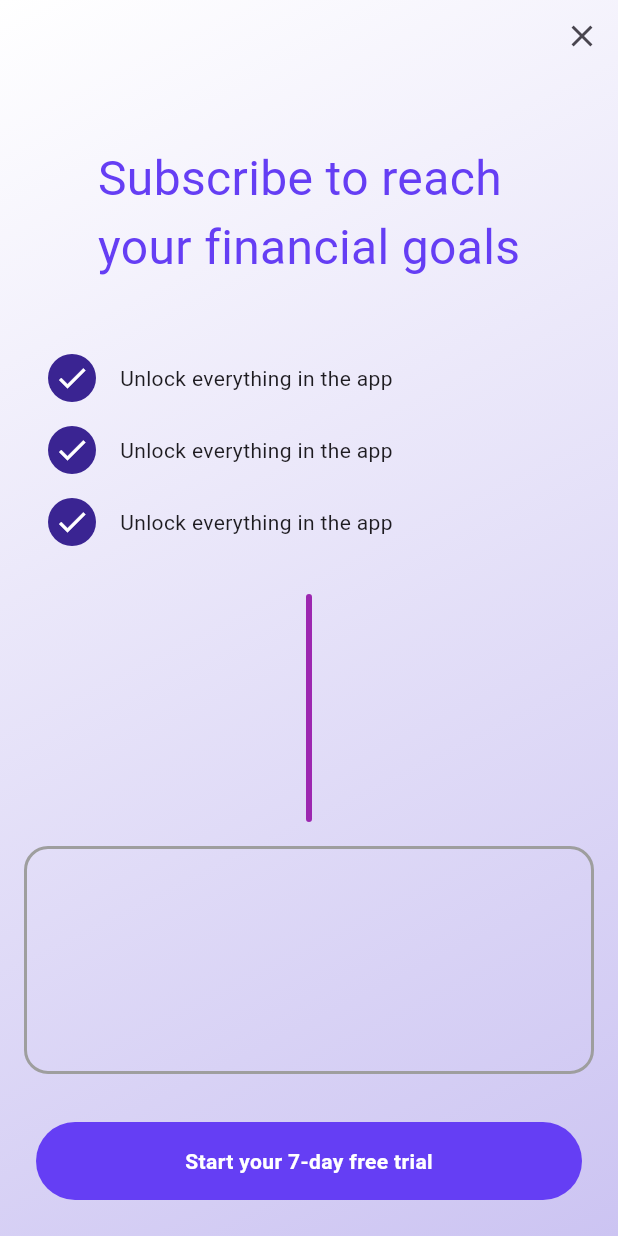
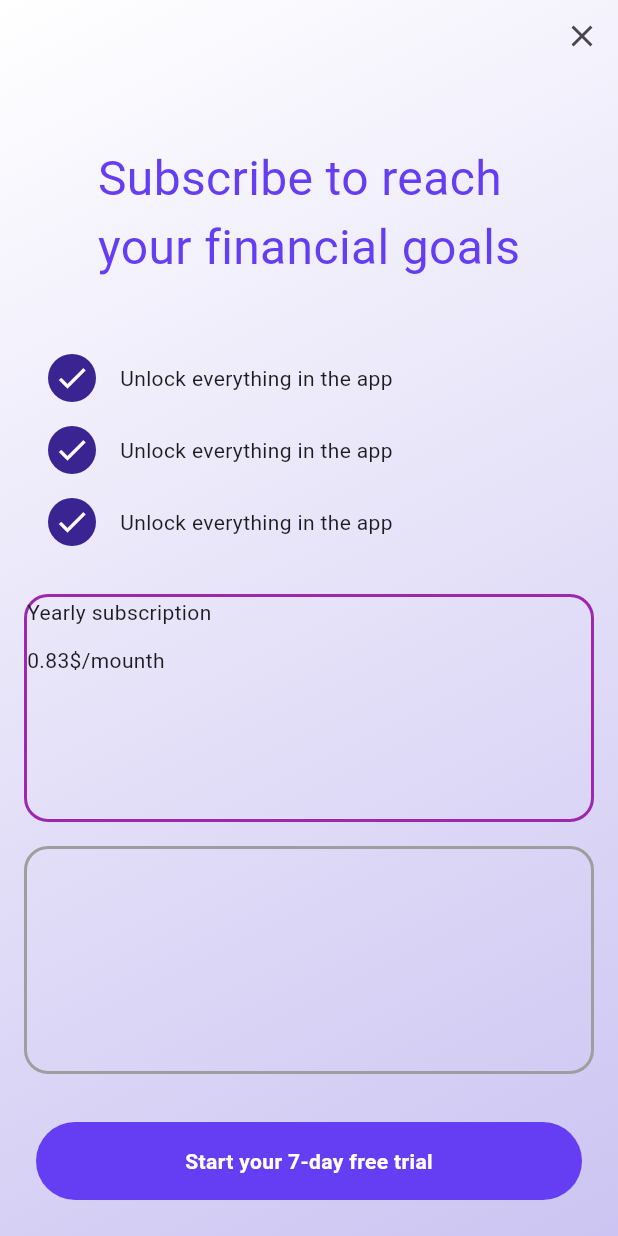
Before and after one commit to JAICHANGPARK/flutter_notebook_chapter_43, a Flutter app: the PaywallScreen screen opened directly, on a phone screen of 412 x 824 dp. Run offline on Flutter 3.47's test engine with Material 3 defaults, Android fonts, the phone set to English and light mode, and no system bars; our stand-ins replace gap.

Commit message:
Update paywall_screen.dart

```diff
--- a/lib/ep2154_paywall_screen/views/paywall_screen.dart
+++ b/lib/ep2154_paywall_screen/views/paywall_screen.dart
@@ -116,16 +116,22 @@ class _PaywallScreenState extends State<PaywallScreen> {
                                 color: Colors.purple,
                                 width: 2,
                               ),
-
                             ),
                             child: Stack(
                               children: [
-                                Column(
-                                  crossAxisAlignment: CrossAxisAlignment.start,
-                                  spacing: 12,
-                                  children: [
-
-                                  ],
+                                Positioned.fill(
+                                  child: Column(
+                                    crossAxisAlignment: CrossAxisAlignment.start,
+                                    spacing: 12,
+                                    children: [
+                                      Text(
+                                        "Yearly subscription",
+                                      ),
+                                      Text(
+                                        "0.83\$/mounth",
+                                      )
+                                    ],
+                                  ),
                                 )
                               ],
                             ),
```
